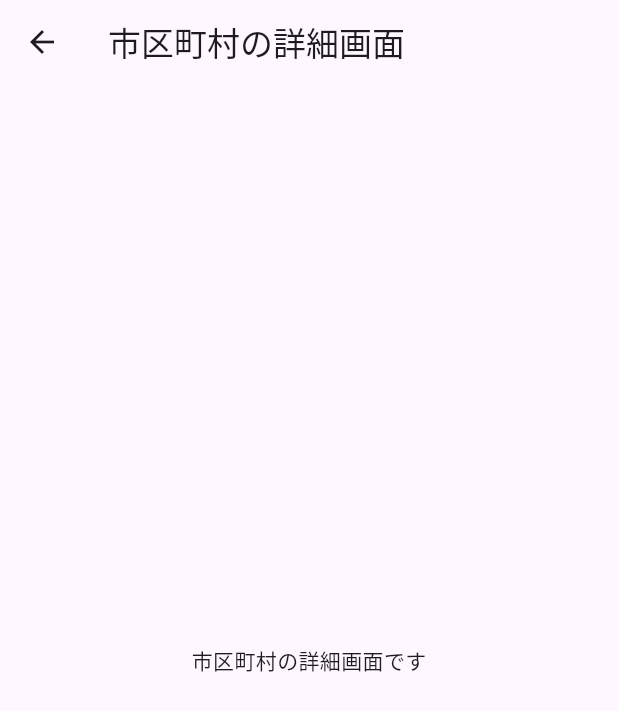
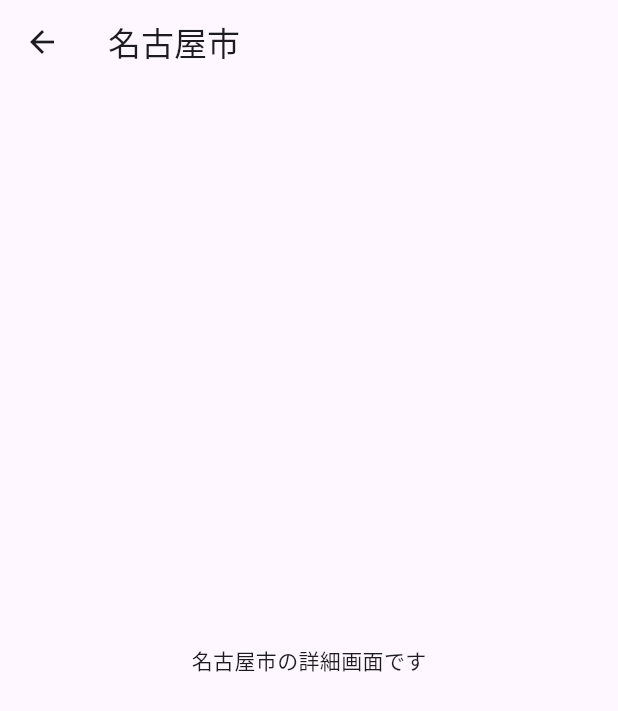
Before and after one commit to tsuruobiz/resas_basic_app, a Flutter app: the screen it shows after launch, after a tap on "名古屋市", on a phone screen of 412 x 824 dp. Shown: the top 711 px of the screen. Run offline on Flutter 3.47's test engine with Material 3 defaults, Android fonts, the phone set to English and light mode, and no system bars.

Commit message:
詳細画面の表示を一覧画面から取得できるようにした

```diff
--- a/lib/city/detail_page.dart
+++ b/lib/city/detail_page.dart
@@ -1,16 +1,18 @@
 import 'package:flutter/material.dart';
 
 class CityDetailPage extends StatelessWidget {
-  const CityDetailPage({super.key});
+  const CityDetailPage({super.key, required this.city});
+
+  final String city;
 
   @override
   Widget build(BuildContext context) {
     return Scaffold(
       appBar: AppBar(
-        title: const Text('市区町村の詳細画面'),
+        title: Text(city),
       ),
-      body: const Center(
-        child: Text('市区町村の詳細画面です'),
+      body: Center(
+        child: Text('$cityの詳細画面です'),
       ),
     );
   }
--- a/lib/city/list_page.dart
+++ b/lib/city/list_page.dart
@@ -1,5 +1,6 @@
 import 'package:flutter/material.dart';
-import 'package:resas_basic_app/city/detail_page.dart';
+
+import 'detail_page.dart';
 
 class CityListPage extends StatelessWidget {
   const CityListPage({super.key});
@@ -34,9 +35,9 @@ class CityListPage extends StatelessWidget {
             subtitle: const Text('政令指定都市'),
             trailing: const Icon(Icons.navigate_next),
             onTap: () {
-              Navigator.of(context).push(
+              Navigator.of(context).push<void>(
                 MaterialPageRoute(
-                  builder: (context) => const CityDetailPage(),
+                  builder: (context) => CityDetailPage(city: city),
                 ),
               );
             },
```
